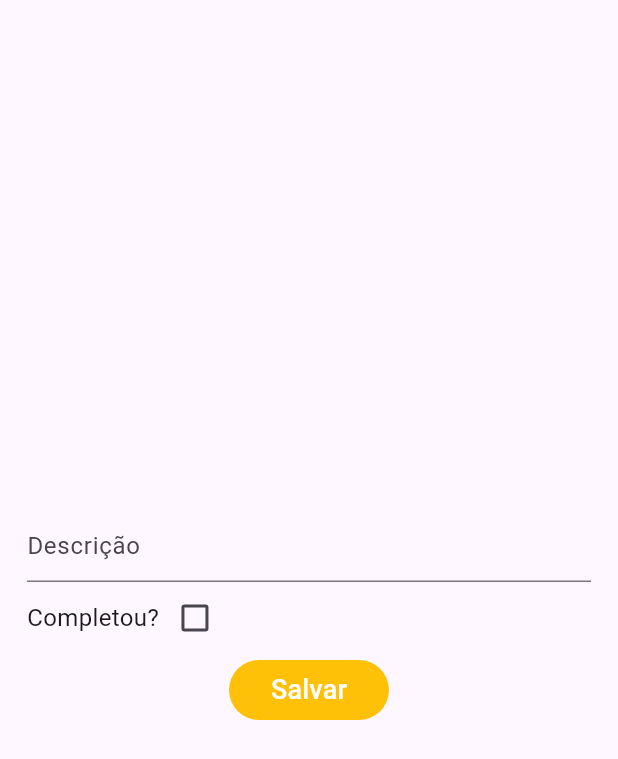
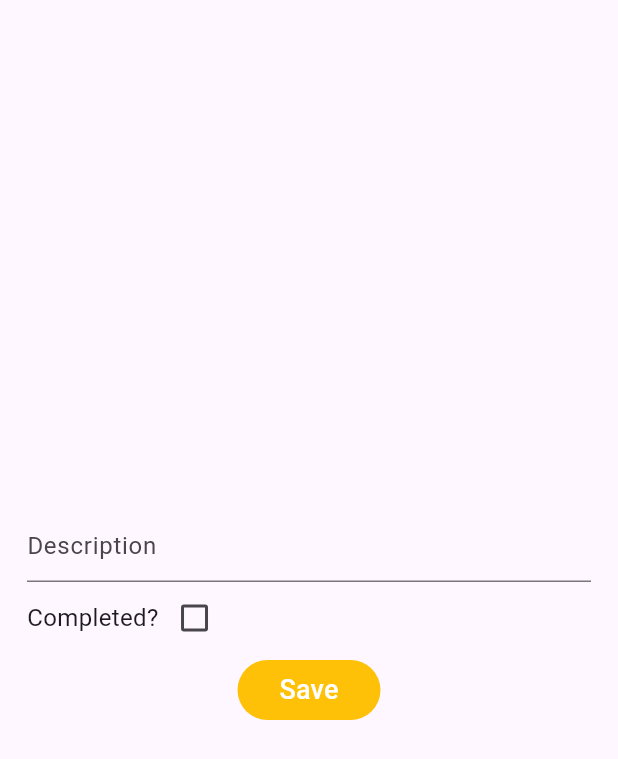
Before and after one commit to caiohsj/todo_flutter, a Flutter app: the CreateTaskPage screen opened directly, on a phone screen of 412 x 824 dp. Shown: the top 759 px of the screen. Run offline on Flutter 3.47's test engine with Material 2 defaults, Android fonts, the phone set to English and light mode, and no system bars.

Commit message:
fix: translate some words to english

```diff
--- a/lib/pages/create_task_page.dart
+++ b/lib/pages/create_task_page.dart
@@ -46,12 +46,12 @@ class CreateTaskPageState extends State<CreateTaskPage> {
           mainAxisAlignment: MainAxisAlignment.center,
           children: [
             TextField(
-              decoration: const InputDecoration(hintText: "Descrição"),
+              decoration: const InputDecoration(hintText: "Description"),
               onChanged: onChangedDescription,
             ),
             Row(
               children: [
-                const Text("Completou?", style: TextStyle(fontSize: 16)),
+                const Text("Completed?", style: TextStyle(fontSize: 16)),
                 Checkbox(value: completed, onChanged: onChangedCheckBox)
               ],
             ),
@@ -62,7 +62,7 @@ class CreateTaskPageState extends State<CreateTaskPage> {
                     padding: MaterialStatePropertyAll(
                         EdgeInsets.symmetric(vertical: 2, horizontal: 28))),
                 child: const Text(
-                  "Salvar",
+                  "Save",
                   style: TextStyle(color: Colors.white, fontSize: 18),
                 ))
           ],
```
